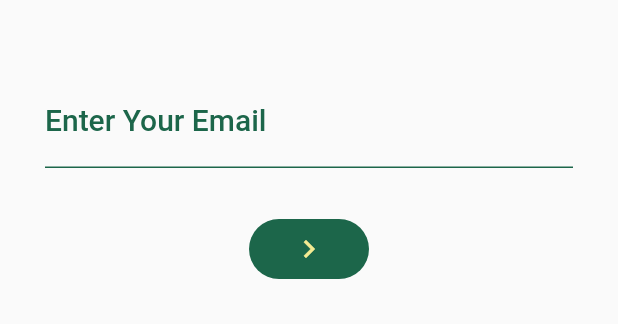
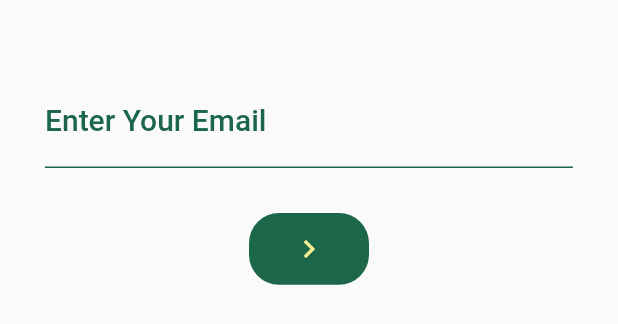
Before and after one commit to Amenshawi/Ataa, a Flutter app: the ForgetPassword widget shown alone on an empty page, opened directly, on a phone screen of 412 x 824 dp. Shown: the top 324 px of the screen. Run offline on Flutter 3.47's test engine with Material 2 defaults, Android fonts, the phone set to English and light mode, and no system bars; our stand-ins replace firebase_auth, firebase_core; accounts and stored records are empty.

Commit message:
solve padding error (Expanded widget :) )

```diff
--- a/lib/ForgetPassword.dart
+++ b/lib/ForgetPassword.dart
@@ -1,4 +1,3 @@
-import 'package:Ataa/main.dart';
 import 'package:firebase_auth/firebase_auth.dart';
 import 'package:flutter/material.dart';
 
@@ -18,6 +17,8 @@ class _ForgetPasswordState extends State<ForgetPassword> {
         height: MediaQuery.of(context).size.height * .2,
         margin: EdgeInsets.all(30),
         child: Column(
+          mainAxisAlignment: MainAxisAlignment.start,
+          mainAxisSize: MainAxisSize.max,
           children: [
             Padding(
               padding: EdgeInsets.all(10),
@@ -38,7 +39,8 @@ class _ForgetPasswordState extends State<ForgetPassword> {
                       color: Color.fromRGBO(28, 102, 74, 1))),
             ),
             SizedBox(height: 25),
-            Container(
+            Expanded(
+                child: Container(
                     padding: EdgeInsets.all(5),
                     child: FlatButton(
                       shape: RoundedRectangleBorder(
@@ -59,8 +61,8 @@ class _ForgetPasswordState extends State<ForgetPassword> {
                               "You also forgot your email. Please provide your email!, so we can help you :)",
                               "Got It");
                         } else {
-                      FirebaseAuth.instance
-                          .sendPasswordResetEmail(email: emailController.text);
+                          FirebaseAuth.instance.sendPasswordResetEmail(
+                              email: emailController.text);
                           emailController.text = "";
                           _dialog(
                               context,
@@ -70,7 +72,7 @@ class _ForgetPasswordState extends State<ForgetPassword> {
                               "Got It");
                         }
                       },
-                )),
+                    ))),
           ],
         ));
   }
--- a/lib/main.dart
+++ b/lib/main.dart
@@ -16,25 +16,25 @@ auth_subscribe() {
   });
 }
 
-login(String email, String password, BuildContext context) async {
-  // try {
-  //   UserCredential userCredential = await FirebaseAuth.instance
-  //       .signInWithEmailAndPassword(email: email, password: password);
-  //   print("user is signed in");
-  //   Navigator.pushReplacement(
-  //     context,
-  //     MaterialPageRoute(builder: (context) => HomePage()),
-  //   );
-  // } on FirebaseAuthException catch (e) {
-  //   if (e.code == 'user-not-found') {
-  //     print("Email not found");
-  //     print('No user found for that email.');
-  //   } else if (e.code == 'wrong-password') {
-  //     print("Wrong password or email");
-  //     visible = true;
-  //   }
-  // }
-}
+// login(String email, String password, BuildContext context) async {
+//   // try {
+//   //   UserCredential userCredential = await FirebaseAuth.instance
+//   //       .signInWithEmailAndPassword(email: email, password: password);
+//   //   print("user is signed in");
+//   //   Navigator.pushReplacement(
+//   //     context,
+//   //     MaterialPageRoute(builder: (context) => HomePage()),
+//   //   );
+//   // } on FirebaseAuthException catch (e) {
+//   //   if (e.code == 'user-not-found') {
+//   //     print("Email not found");
+//   //     print('No user found for that email.');
+//   //   } else if (e.code == 'wrong-password') {
+//   //     print("Wrong password or email");
+//   //     visible = true;
+//   //   }
+//   // }
+// }
 
 textField(c, bool password, String labelText, IconData iconName) {
   return TextField(
```
Lines whose indentation alone changed are shown as unchanged.
